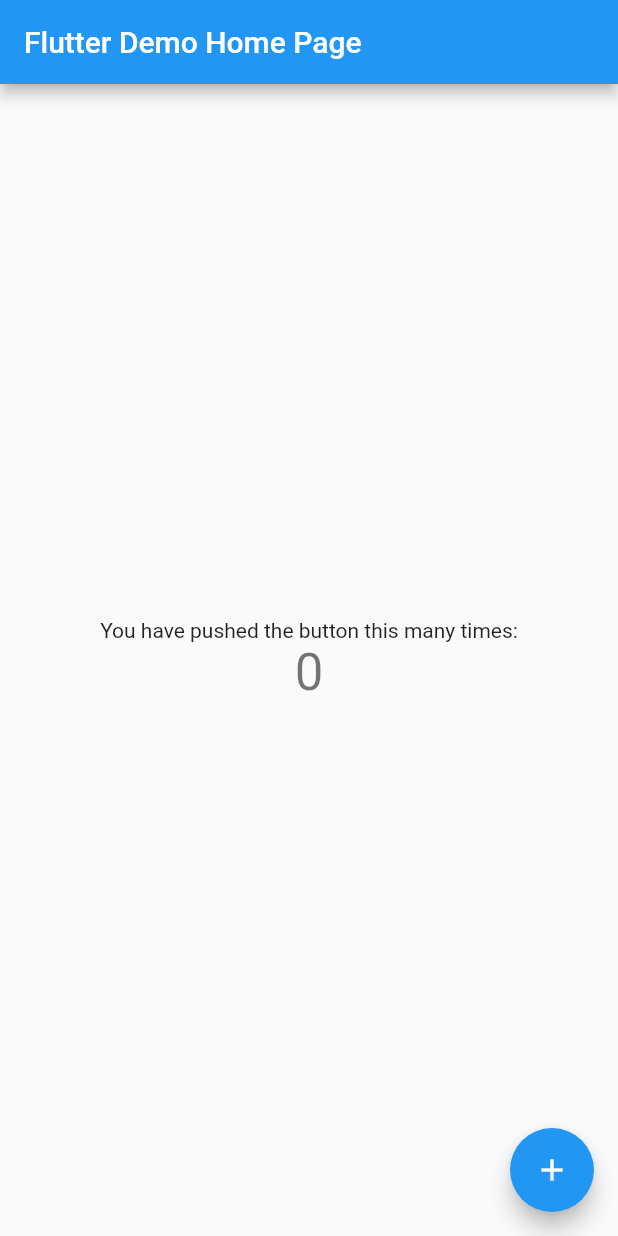
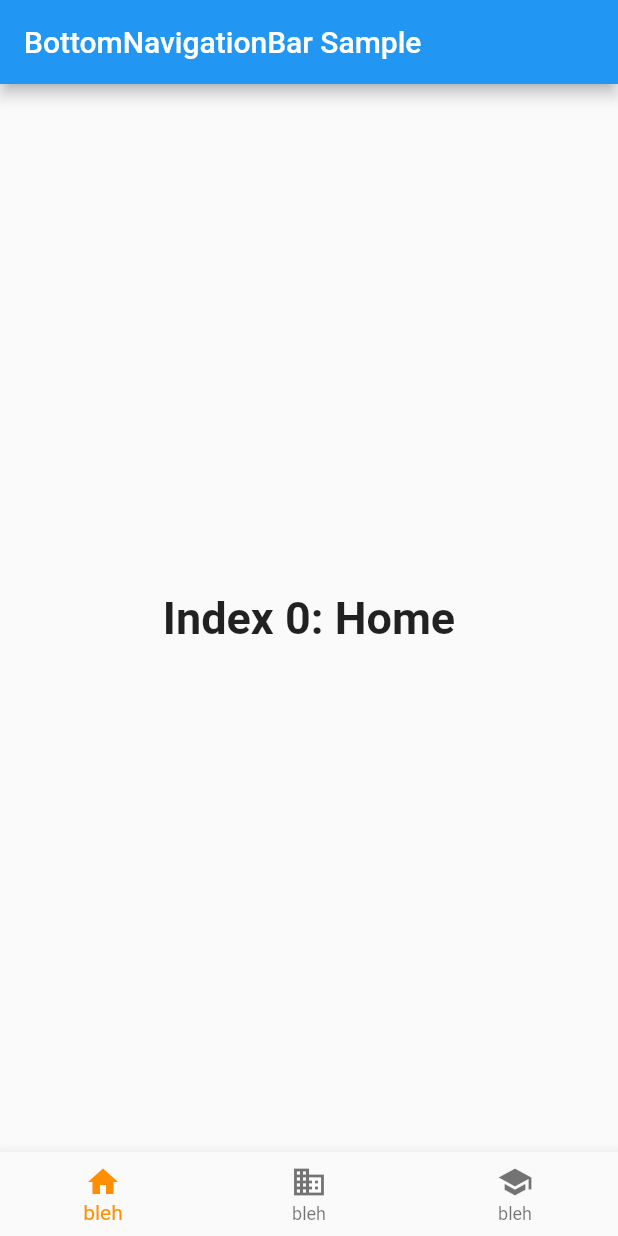
Before and after one commit to gustavojimenez41/SaseHackathon, a Flutter app: the screen it shows after launch, on a phone screen of 412 x 824 dp. Run offline on Flutter 3.47's test engine with Material 2 defaults, Android fonts, the phone set to English and light mode, and no system bars.

Commit message:
added default bottom nav bar

```diff
--- a/lib/main.dart
+++ b/lib/main.dart
@@ -40,69 +40,60 @@ class MyHomePage extends StatefulWidget {
   _MyHomePageState createState() => _MyHomePageState();
 }
 
+/// This is the private State class that goes with MyStatefulWidget.
 class _MyHomePageState extends State<MyHomePage> {
-  int _counter = 0;
+  int _selectedIndex = 0;
+  static const TextStyle optionStyle =
+      TextStyle(fontSize: 30, fontWeight: FontWeight.bold);
+  static const List<Widget> _widgetOptions = <Widget>[
+    Text(
+      'Index 0: Home',
+      style: optionStyle,
+    ),
+    Text(
+      'Index 1: Business',
+      style: optionStyle,
+    ),
+    Text(
+      'Index 2: School',
+      style: optionStyle,
+    ),
+  ];
 
-  void _incrementCounter() {
+  void _onItemTapped(int index) {
     setState(() {
-      // This call to setState tells the Flutter framework that something has
-      // changed in this State, which causes it to rerun the build method below
-      // so that the display can reflect the updated values. If we changed
-      // _counter without calling setState(), then the build method would not be
-      // called again, and so nothing would appear to happen.
-      _counter++;
+      _selectedIndex = index;
     });
   }
 
   @override
   Widget build(BuildContext context) {
-    // This method is rerun every time setState is called, for instance as done
-    // by the _incrementCounter method above.
-    //
-    // The Flutter framework has been optimized to make rerunning build methods
-    // fast, so that you can just rebuild anything that needs updating rather
-    // than having to individually change instances of widgets.
     return Scaffold(
       appBar: AppBar(
-        // Here we take the value from the MyHomePage object that was created by
-        // the App.build method, and use it to set our appbar title.
-        title: Text(widget.title),
+        title: const Text('BottomNavigationBar Sample'),
       ),
       body: Center(
-        // Center is a layout widget. It takes a single child and positions it
-        // in the middle of the parent.
-        child: Column(
-          // Column is also a layout widget. It takes a list of children and
-          // arranges them vertically. By default, it sizes itself to fit its
-          // children horizontally, and tries to be as tall as its parent.
-          //
-          // Invoke "debug painting" (press "p" in the console, choose the
-          // "Toggle Debug Paint" action from the Flutter Inspector in Android
-          // Studio, or the "Toggle Debug Paint" command in Visual Studio Code)
-          // to see the wireframe for each widget.
-          //
-          // Column has various properties to control how it sizes itself and
-          // how it positions its children. Here we use mainAxisAlignment to
-          // center the children vertically; the main axis here is the vertical
-          // axis because Columns are vertical (the cross axis would be
-          // horizontal).
-          mainAxisAlignment: MainAxisAlignment.center,
-          children: <Widget>[
-            Text(
-              'You have pushed the button this many times:',
-            ),
-            Text(
-              '$_counter',
-              style: Theme.of(context).textTheme.headline4,
-            ),
-          ],
-        ),
+        child: _widgetOptions.elementAt(_selectedIndex),
       ),
-      floatingActionButton: FloatingActionButton(
-        onPressed: _incrementCounter,
-        tooltip: 'Increment',
-        child: Icon(Icons.add),
-      ), // This trailing comma makes auto-formatting nicer for build methods.
+      bottomNavigationBar: BottomNavigationBar(
+        items: const <BottomNavigationBarItem>[
+          BottomNavigationBarItem(
+            icon: Icon(Icons.home),
+            title: Text("bleh"),
+          ),
+          BottomNavigationBarItem(
+            icon: Icon(Icons.business),
+            title: Text("bleh"),
+          ),
+          BottomNavigationBarItem(
+            icon: Icon(Icons.school),
+            title: Text("bleh"),
+          ),
+        ],
+        currentIndex: _selectedIndex,
+        selectedItemColor: Colors.amber[800],
+        onTap: _onItemTapped,
+      ),
     );
   }
 }
```
